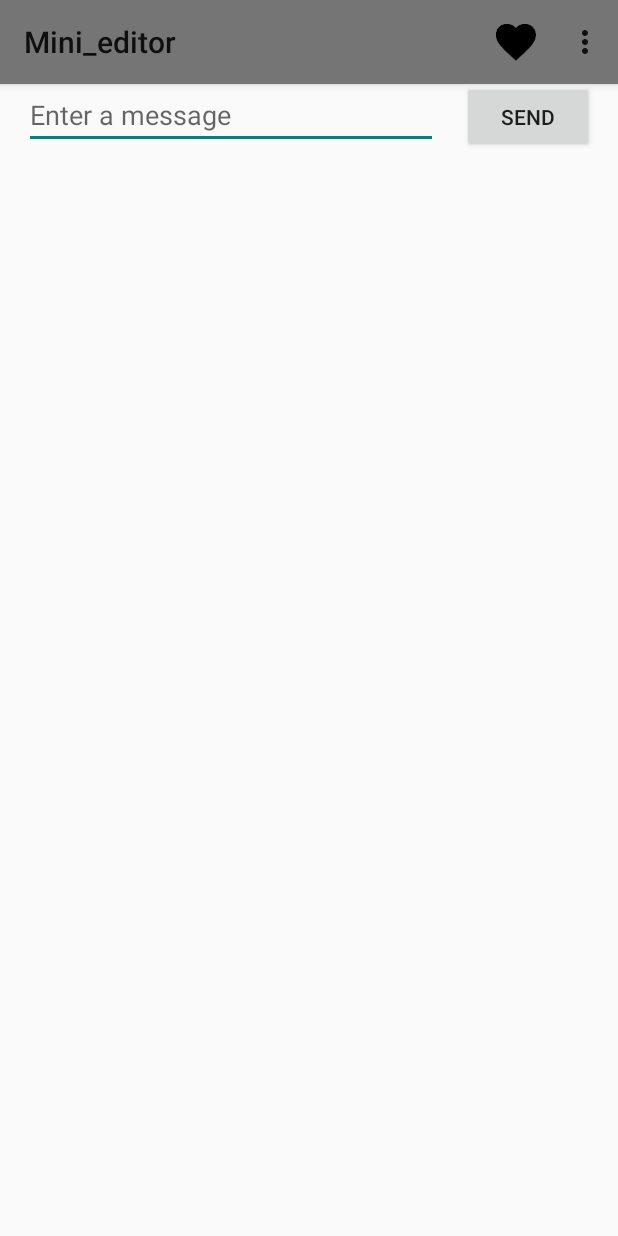
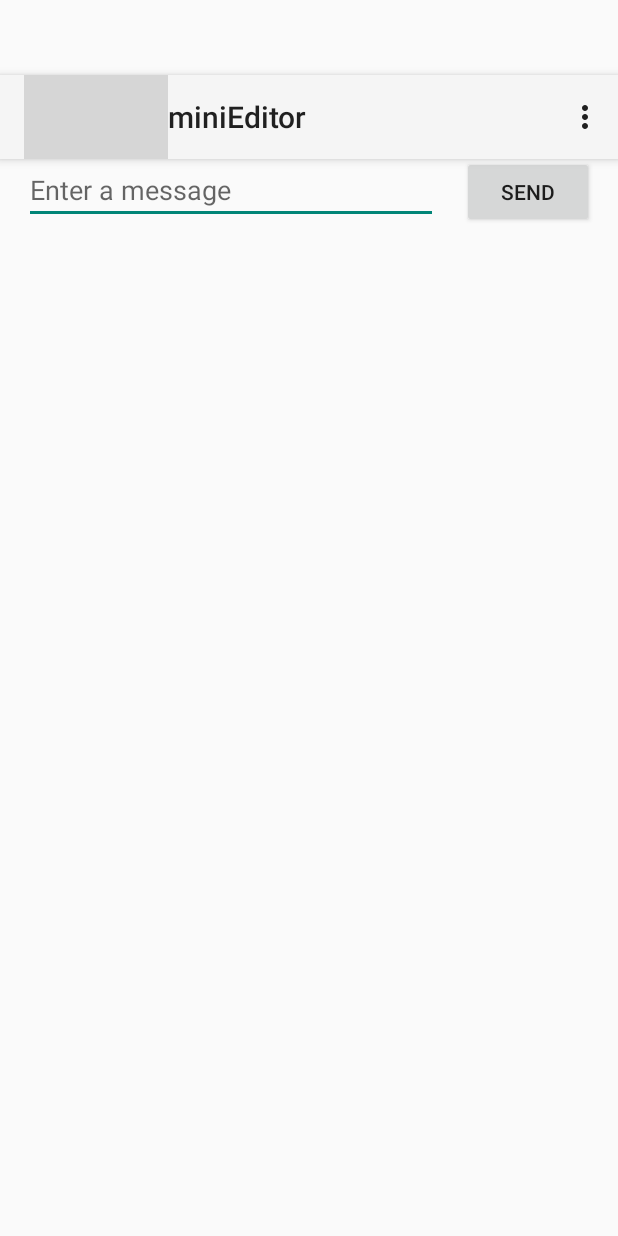
Before and after one commit to chen-assert/Mini_editor_android, an Android app: the screen it shows after launch (MainActivity before the commit, miniEditor after it), on a phone screen of 412 x 824 dp. Run offline under Robolectric (Android 15) with nearby library versions, the phone set to English and light mode, and no system bars; grey boxes are pictures that could not be loaded.

Commit message:
some small changes,please see by yourself

```diff
--- a/app/build.gradle
+++ b/app/build.gradle
@@ -8,7 +8,7 @@ allprojects {
     }
 }
 android {
-    compileSdkVersion 27
+    compileSdkVersion 26
     buildToolsVersion "27.0.3"
     defaultConfig {
         applicationId "jingruichen.mini_editor"
@@ -30,7 +30,7 @@ android {
 }
 
 dependencies {
-    compile fileTree(dir: 'libs', include: ['*.jar'])
+    compile fileTree(include: ['*.jar'], dir: 'libs')
     androidTestCompile('com.android.support.test.espresso:espresso-core:2.2.2', {
         exclude group: 'com.android.support', module: 'support-annotations'
     })
--- a/app/src/main/AndroidManifest.xml
+++ b/app/src/main/AndroidManifest.xml
@@ -10,7 +10,7 @@
             android:supportsRtl="true"
             android:theme="@style/Theme.AppCompat.Light.NoActionBar"
             >
-        <activity android:name=".MainActivity">
+        <activity android:name=".miniEditor">
             <intent-filter>
                 <action android:name="android.intent.action.MAIN"/>
 
@@ -18,11 +18,11 @@
             </intent-filter>
         </activity>
         <activity android:name=".DisplayMessageActivity"
-                  android:parentActivityName=".MainActivity" >
+                  android:parentActivityName=".miniEditor" >
             <!-- The meta-data tag is required if you support API level 15 and lower -->
             <meta-data
                     android:name="android.support.PARENT_ACTIVITY"
-                    android:value=".MainActivity" />
+                    android:value=".miniEditor" />
         </activity>
     </application>
 
--- a/app/src/main/java/jingruichen/mini_editor/DisplayMessageActivity.java
+++ b/app/src/main/java/jingruichen/mini_editor/DisplayMessageActivity.java
@@ -14,7 +14,7 @@ public class DisplayMessageActivity extends AppCompatActivity {
         setContentView(R.layout.activity_display_message);
         // Get the Intent that started this activity and extract the string
         Intent intent = getIntent();
-        String message = intent.getStringExtra(MainActivity.EXTRA_MESSAGE);
+        String message = intent.getStringExtra(miniEditor.EXTRA_MESSAGE);
 
         // Capture the layout's TextView and set the string as its text
 
--- a/app/src/main/java/jingruichen/mini_editor/MainActivity.java
+++ b/app/src/main/java/jingruichen/mini_editor/miniEditor.java
@@ -9,15 +9,20 @@ import android.view.MenuInflater;
 import android.view.MenuItem;
 import android.view.View;
 import android.widget.EditText;
+import android.widget.Toast;
 
-public class MainActivity extends AppCompatActivity {
+public class miniEditor extends AppCompatActivity {
     public static final String EXTRA_MESSAGE = "jingruichen.mini_editor.Message";
     @Override
     protected void onCreate(Bundle savedInstanceState) {
         super.onCreate(savedInstanceState);
         setContentView(R.layout.activity_main);
         Toolbar myToolbar = (Toolbar) findViewById(R.id.my_toolbar);
+        myToolbar.setTitle("miniEditor");
         setSupportActionBar(myToolbar);
+        myToolbar.setLogo(R.drawable.myico);
+
+
     }
     /** Called when the user taps the Send button */
     public void sendMessage(View view) {
@@ -28,30 +33,27 @@ public class MainActivity extends AppCompatActivity {
         intent.putExtra(EXTRA_MESSAGE, message);
         startActivity(intent);
     }
-    @Override
-    public boolean onOptionsItemSelected(MenuItem item) {
-        switch (item.getItemId()) {
+
+    public boolean onOptionsItemSelected(MenuItem item){
+        switch(item.getItemId()){
+            case R.id.action_favorite:
+                Toast.makeText(miniEditor.this,"Added to favorite",Toast.LENGTH_SHORT).show();
+                break;
             case R.id.action_settings:
-                // User chose the "Settings" item, show the app settings UI...
-                return true;
+                //something to be added...
+                break;
+            case R.id.action_discard:
+                Toast.makeText(miniEditor.this,"File deleted...",Toast.LENGTH_SHORT).show();
+                break;
+        }
+        return super.onOptionsItemSelected(item);
+    }
 
-            case R.id.action_favorite:
-                // User chose the "Favorite" action, mark the current item
-                // as a favorite...
-                return true;
-
-            default:
-                // If we got here, the user's action was not recognized.
-                // Invoke the superclass to handle it.
-                return super.onOptionsItemSelected(item);
-
-        }
-    }
     @Override
     public boolean onCreateOptionsMenu(Menu menu) {
         // 为ActionBar扩展菜单项
         MenuInflater inflater = getMenuInflater();
         inflater.inflate(R.menu.main_activity_actions, menu);
-        return super.onCreateOptionsMenu(menu);
+        return true;
     }
 }
--- a/app/src/main/res/layout/activity_main.xml
+++ b/app/src/main/res/layout/activity_main.xml
@@ -5,14 +5,14 @@
         xmlns:app="http://schemas.android.com/apk/res-auto"
         android:layout_width="match_parent"
         android:layout_height="match_parent"
-        tools:context="jingruichen.mini_editor.MainActivity">
+        tools:context="jingruichen.mini_editor.miniEditor">
 
     <EditText
             android:layout_width="0dp"
             android:layout_height="wrap_content"
             android:inputType="textPersonName"
             android:ems="10"
-            android:id="@+id/editText"
+            android:id="@+id/teacher_view"
             android:hint="@string/edit_message"
             app:layout_constraintRight_toLeftOf="@+id/textView"
             app:layout_constraintHorizontal_chainStyle="spread_inside"
@@ -30,23 +30,23 @@
             android:layout_height="48dp"
             android:id="@+id/textView"
             android:onClick="sendMessage"
-            app:layout_constraintBaseline_toBaselineOf="@+id/editText"
+            app:layout_constraintBaseline_toBaselineOf="@+id/teacher_view"
             app:layout_constraintRight_toRightOf="parent"
-            app:layout_constraintLeft_toRightOf="@+id/editText"
+            app:layout_constraintLeft_toRightOf="@+id/teacher_view"
             android:layout_marginRight="16dp"
             android:layout_marginEnd="16dp"/>
 
     <android.support.v7.widget.Toolbar
             android:id="@+id/my_toolbar"
-            android:layout_width="0dp"
-            android:layout_height="56dp"
-            android:background="?attr/actionModeSplitBackground"
+            android:layout_width="match_parent"
+            android:layout_height="?attr/actionBarSize"
+            android:background="?attr/colorPrimary"
             android:elevation="4dp"
             android:theme="@style/ThemeOverlay.AppCompat.ActionBar"
-            app:popupTheme="@style/ThemeOverlay.AppCompat.Light"
+            app:popupTheme="@style/ThemeOverlay.AppCompat.Dark"
             app:layout_constraintTop_toTopOf="parent"
             app:layout_constraintRight_toRightOf="parent"
             app:layout_constraintLeft_toLeftOf="parent"
             app:layout_constraintHorizontal_bias="0.0"
-            android:layout_marginTop="0dp"/>
+            android:layout_marginTop="50dp"/>
 </android.support.constraint.ConstraintLayout>
--- a/app/src/main/res/menu/main_activity_actions.xml
+++ b/app/src/main/res/menu/main_activity_actions.xml
@@ -1,17 +1,24 @@
 <?xml version="1.0" encoding="utf-8"?>
 <menu xmlns:android="http://schemas.android.com/apk/res/android"
-      xmlns:app="http://schemas.android.com/apk/res-auto">
+      xmlns:app="http://schemas.android.com/apk/res-auto"
+      xmlns:tools="http://schemas.android.com/tools"
+      tools:context=".miniEditor">
 
     <!-- "Mark Favorite", should appear as action button if possible -->
     <item
             android:id="@+id/action_favorite"
             android:icon="@drawable/ic_favorite_black_48dp"
             android:title="@string/action_favorite"
-            app:showAsAction="ifRoom"/>
+            app:showAsAction="collapseActionView"/>
+
 
     <!-- Settings, should always be in the overflow -->
     <item android:id="@+id/action_settings"
           android:title="@string/action_settings"
           app:showAsAction="never"/>
+    <item
+        android:id="@+id/action_discard"
+        android:title="discard"
+        app:showAsAction="collapseActionView"/>
 
 </menu>
```
Also changed, not shown: app/src/main/res/values/styles.xml (+13 -4 lines).
